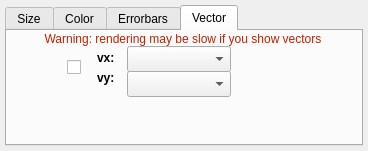
glue-viz/glue, file glue/viewers/scatter/qt/layer_style_editor_scatter.ui: the form before one commit.
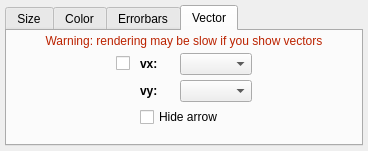
The form after the commit. Custom widgets are drawn as their Qt base class.

Commit message: add hide arrow and fix the grid layout on qt

The edit to the form file:
```diff
--- a/glue/viewers/scatter/qt/layer_style_editor_scatter.ui
+++ b/glue/viewers/scatter/qt/layer_style_editor_scatter.ui
@@ -569,96 +569,124 @@
       <attribute name="title">
        <string>Vector</string>
       </attribute>
-      <widget class="QComboBox" name="combosel_vy_att">
-       <property name="geometry">
-        <rect>
-         <x>120</x>
-         <y>40</y>
-         <width>104</width>
-         <height>26</height>
-        </rect>
+      <layout class="QGridLayout" name="gridLayout_2">
+       <property name="leftMargin">
+        <number>12</number>
        </property>
-      </widget>
-      <widget class="QLabel" name="label_warning_vector">
-       <property name="geometry">
-        <rect>
-         <x>12</x>
-         <y>0</y>
-         <width>328</width>
-         <height>16</height>
-        </rect>
+       <property name="topMargin">
+        <number>3</number>
        </property>
-       <property name="styleSheet">
-        <string notr="true">color: #BB2200</string>
+       <property name="rightMargin">
+        <number>12</number>
        </property>
-       <property name="text">
-        <string>Warning: rendering may be slow if you show vectors</string>
+       <property name="bottomMargin">
+        <number>3</number>
        </property>
-       <property name="alignment">
-        <set>Qt::AlignCenter</set>
+       <property name="horizontalSpacing">
+        <number>10</number>
        </property>
-      </widget>
-      <widget class="QLabel" name="label_7">
-       <property name="geometry">
-        <rect>
-         <x>90</x>
-         <y>37</y>
-         <width>31</width>
-         <height>20</height>
-        </rect>
+       <property name="verticalSpacing">
+        <number>5</number>
        </property>
-       <property name="font">
-        <font>
-         <weight>75</weight>
-         <bold>true</bold>
-        </font>
-       </property>
-       <property name="text">
-        <string>vy:</string>
-       </property>
-      </widget>
-      <widget class="QComboBox" name="combosel_vx_att">
-       <property name="geometry">
-        <rect>
-         <x>120</x>
-         <y>15</y>
-         <width>104</width>
-         <height>26</height>
-        </rect>
-       </property>
-      </widget>
-      <widget class="QLabel" name="label_8">
-       <property name="geometry">
-        <rect>
-         <x>90</x>
-         <y>17</y>
-         <width>31</width>
-         <height>20</height>
-        </rect>
-       </property>
-       <property name="font">
-        <font>
-         <weight>75</weight>
-         <bold>true</bold>
-        </font>
-       </property>
-       <property name="text">
-        <string>vx:</string>
-       </property>
-      </widget>
-      <widget class="QCheckBox" name="bool_vector_visible">
-       <property name="geometry">
-        <rect>
-         <x>60</x>
-         <y>27</y>
-         <width>19</width>
-         <height>18</height>
-        </rect>
-       </property>
-       <property name="text">
-        <string/>
-       </property>
-      </widget>
+       <item row="1" column="1">
+        <widget class="QCheckBox" name="bool_vector_visible">
+         <property name="text">
+          <string/>
+         </property>
+        </widget>
+       </item>
+       <item row="1" column="0">
+        <spacer name="horizontalSpacer">
+         <property name="orientation">
+          <enum>Qt::Horizontal</enum>
+         </property>
+         <property name="sizeHint" stdset="0">
+          <size>
+           <width>40</width>
+           <height>20</height>
+          </size>
+         </property>
+        </spacer>
+       </item>
+       <item row="1" column="4">
+        <widget class="QComboBox" name="combosel_vx_att"/>
+       </item>
+       <item row="1" column="5">
+        <spacer name="horizontalSpacer_2">
+         <property name="orientation">
+          <enum>Qt::Horizontal</enum>
+         </property>
+         <property name="sizeHint" stdset="0">
+          <size>
+           <width>40</width>
+           <height>20</height>
+          </size>
+         </property>
+        </spacer>
+       </item>
+       <item row="2" column="4">
+        <widget class="QComboBox" name="combosel_vy_att"/>
+       </item>
+       <item row="2" column="2">
+        <widget class="QLabel" name="label_6">
+         <property name="font">
+          <font>
+           <weight>75</weight>
+           <bold>true</bold>
+          </font>
+         </property>
+         <property name="text">
+          <string>vy:</string>
+         </property>
+        </widget>
+       </item>
+       <item row="1" column="2">
+        <widget class="QLabel" name="label_5">
+         <property name="font">
+          <font>
+           <weight>75</weight>
+           <bold>true</bold>
+          </font>
+         </property>
+         <property name="text">
+          <string>vx:</string>
+         </property>
+        </widget>
+       </item>
+       <item row="0" column="0" colspan="6">
+        <widget class="QLabel" name="label_warning_vector">
+         <property name="styleSheet">
+          <string notr="true">color: #BB2200</string>
+         </property>
+         <property name="text">
+          <string>Warning: rendering may be slow if you show vectors</string>
+         </property>
+         <property name="alignment">
+          <set>Qt::AlignCenter</set>
+         </property>
+        </widget>
+       </item>
+       <item row="4" column="2">
+        <spacer name="verticalSpacer_3">
+         <property name="orientation">
+          <enum>Qt::Vertical</enum>
+         </property>
+         <property name="sizeHint" stdset="0">
+          <size>
+           <width>20</width>
+           <height>40</height>
+          </size>
+         </property>
+        </spacer>
+       </item>
+       <item row="3" column="2" colspan="3">
+        <widget class="QCheckBox" name="bool_vector_hide_arrow">
+         <property name="text">
+          <string>Hide arrow</string>
+         </property>
+        </widget>
+       </item>
+      </layout>
      </widget>
     </widget>
    </item>
```
The commit also changes 3 other files.
